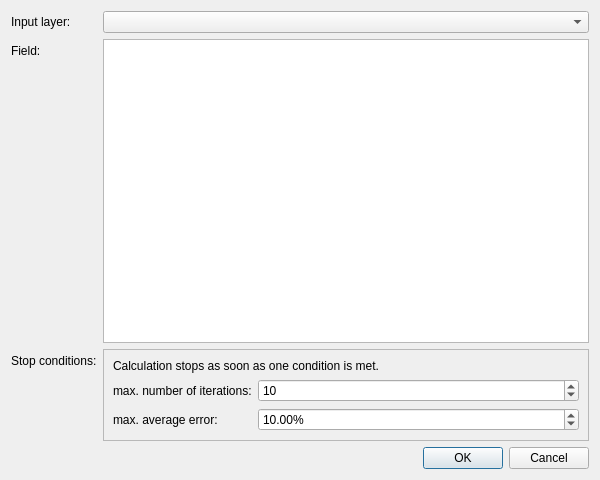
The window that ui/cartogram_dialog.ui (austromorph/cartogram3) describes before a commit, drawn with Qt 5.
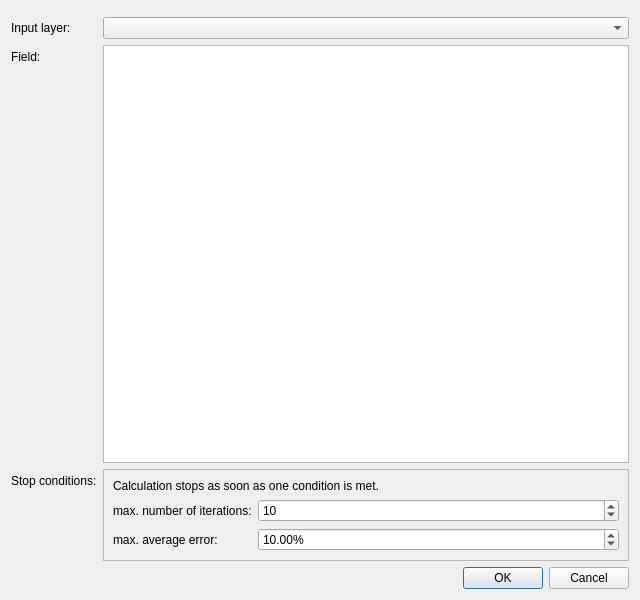
The same window after the commit. Custom widgets are drawn as their Qt base class.

Commit message: Refuse operation on NULL values, new warning ui

Patch:
```diff
--- a/ui/cartogram_dialog.ui
+++ b/ui/cartogram_dialog.ui
@@ -6,25 +6,28 @@
    <rect>
     <x>0</x>
     <y>0</y>
-    <width>600</width>
-    <height>480</height>
+    <width>640</width>
+    <height>600</height>
    </rect>
   </property>
   <property name="windowTitle">
    <string>cartogram3</string>
   </property>
   <layout class="QFormLayout" name="formLayout">
-   <item row="0" column="0">
+   <item row="0" column="0" colspan="2">
+    <widget class="QgsMessageBar" name="messageBar"/>
+   </item>
+   <item row="1" column="0">
     <widget class="QLabel" name="layerComboBoxLabel">
      <property name="text">
       <string>Input layer:</string>
      </property>
     </widget>
    </item>
-   <item row="0" column="1">
+   <item row="1" column="1">
     <widget class="QgsMapLayerComboBox" name="layerComboBox"/>
    </item>
-   <item row="1" column="0">
+   <item row="2" column="0">
     <widget class="QLabel" name="fieldListViewLabel">
      <property name="toolTip">
       <string>To compute cartograms for multiple fields, please use the Processing toolbox batch functionality.</string>
@@ -34,21 +37,21 @@
      </property>
     </widget>
    </item>
-   <item row="1" column="1">
+   <item row="2" column="1">
     <widget class="QgsFieldListView" name="fieldListView">
      <property name="selectionMode">
       <enum>QAbstractItemView::SingleSelection</enum>
      </property>
     </widget>
    </item>
-   <item row="2" column="0">
+   <item row="3" column="0">
     <widget class="QLabel" name="stopConditionsFrameLabel">
      <property name="text">
       <string>Stop conditions:</string>
      </property>
     </widget>
    </item>
-   <item row="2" column="1">
+   <item row="3" column="1">
     <widget class="QFrame" name="stopConditionsFrame">
      <property name="frameShape">
       <enum>QFrame::StyledPanel</enum>
@@ -110,7 +113,7 @@
      </layout>
     </widget>
    </item>
-   <item row="3" column="0" colspan="2">
+   <item row="4" column="0" colspan="2">
     <widget class="QDialogButtonBox" name="buttonBox">
      <property name="orientation">
       <enum>Qt::Horizontal</enum>
@@ -133,6 +136,12 @@
    <extends>QListView</extends>
    <header>cartogram3.ui.qgsfieldlistview</header>
   </customwidget>
+  <customwidget>
+   <class>QgsMessageBar</class>
+   <extends>QFrame</extends>
+   <header>qgismessagebar.h</header>
+   <container>1</container>
+  </customwidget>
  </customwidgets>
  <resources/>
  <connections>
```
The commit also changes 4 other files.
